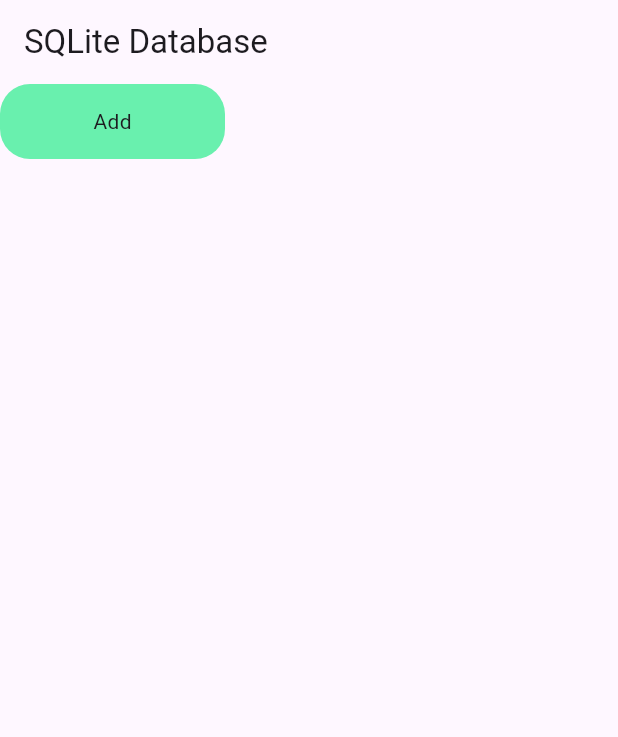
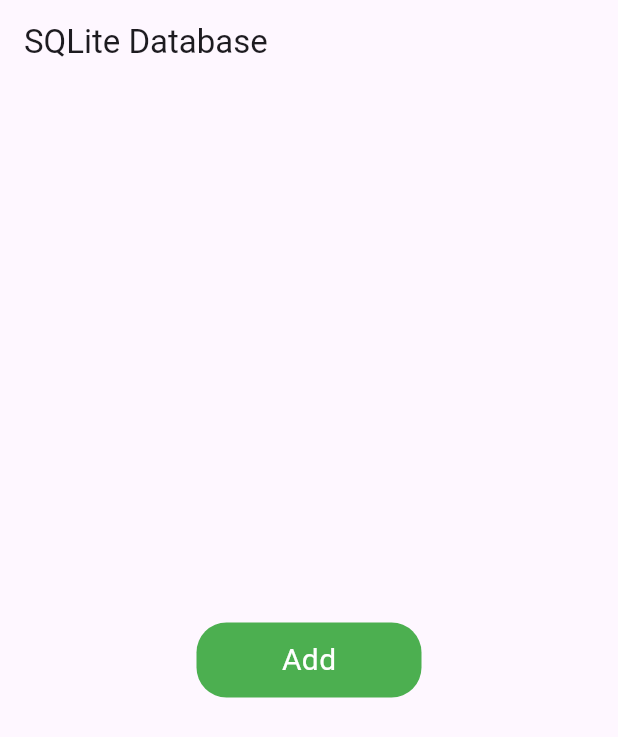
Before and after one commit to Kumail-Raza-Bangash/sqlite_practice, a Flutter app: the screen it shows after launch, after a tap on "Add", on a phone screen of 412 x 824 dp. Shown: the top 737 px of the screen. Run offline on Flutter 3.47's test engine with Material 3 defaults, Android fonts, the phone set to English and light mode, and no system bars; our stand-ins replace sqflite; accounts and stored records are empty.

Commit message:
Updated Code

```diff
--- a/lib/home_page.dart
+++ b/lib/home_page.dart
@@ -16,23 +16,31 @@
       appBar: AppBar(
         title: const Text("SQLite Database"),
       ),
-      body: Container(
+      body: Center(
+        child: Container(
           height: 50,
           width: 150,
           decoration: BoxDecoration(
-          color: Colors.greenAccent,
+            color: Colors.green,
             borderRadius: BorderRadius.circular(20),
           ),
           child: GestureDetector(
             onTap: () async {
-            await DbHandler().insertData(1, "Safeen", 17);
+              await DbHandler().insertData(3, "Yazdan", 19);
               final data = await DbHandler().fetchtData();
               if (kDebugMode) {
                 print(data);
               }
             },
             child: const Center(
-            child: Text("Add"),
+              child: Text(
+                "Add",
+                style: TextStyle(
+                  color: Colors.white,
+                  fontSize: 20,
+                ),
+              ),
+            ),
           ),
         ),
       ),
```
Lines whose indentation alone changed are shown as unchanged.
